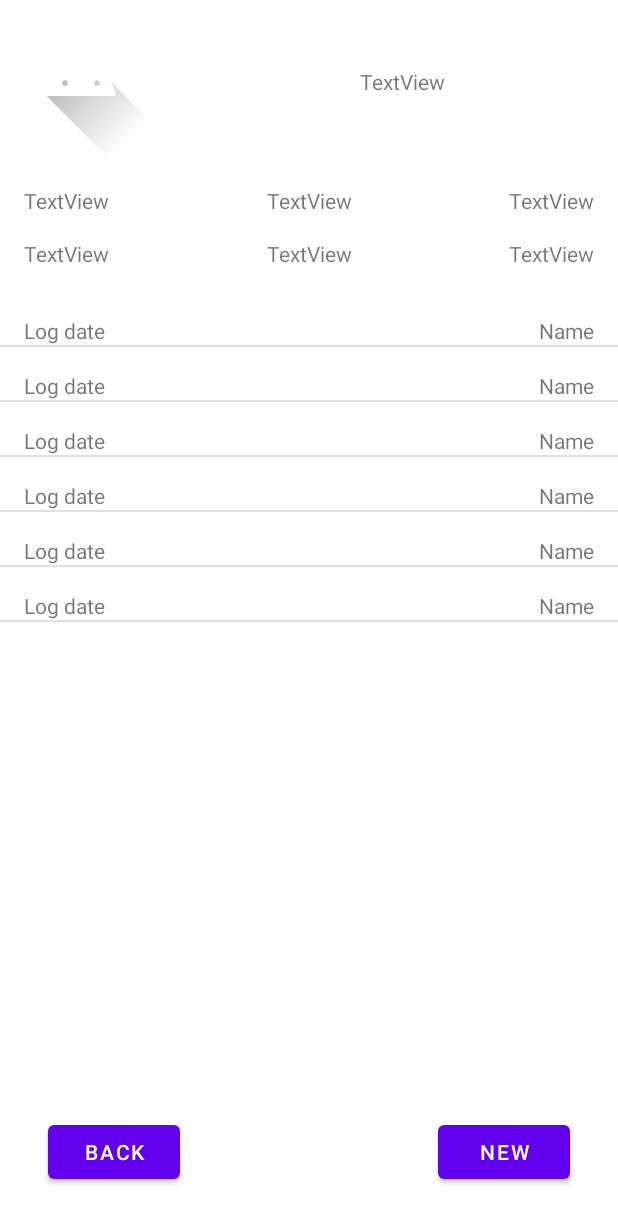
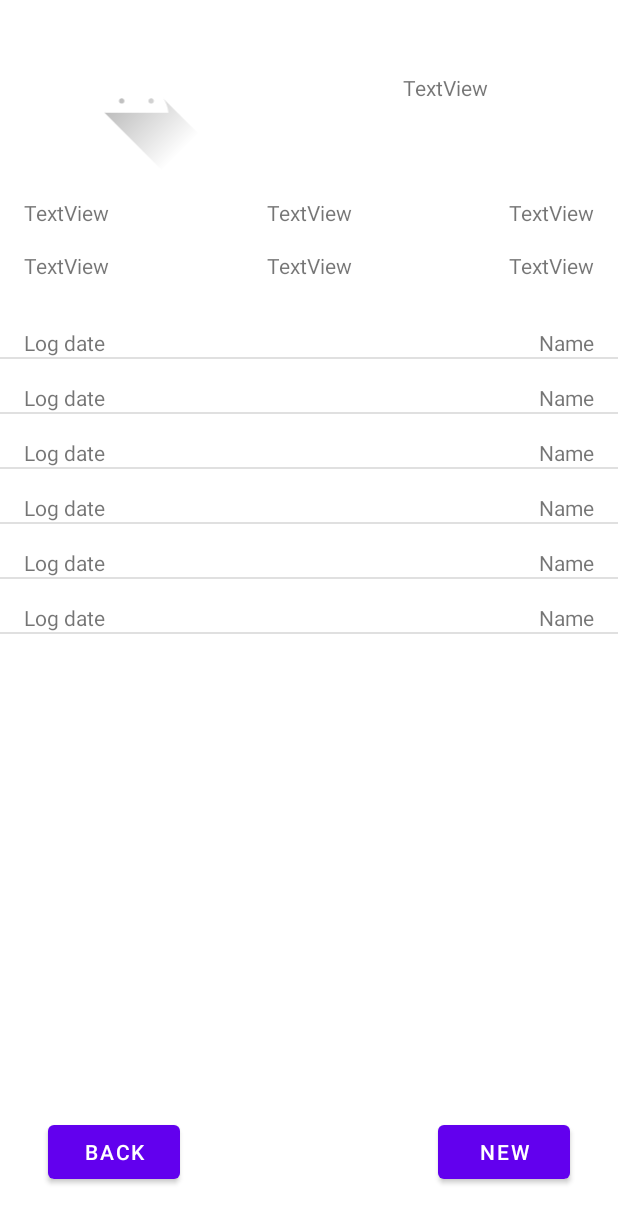
Before and after one commit to Ravalian/App_Project_Gruppe_13_SMAP_v2, an Android app: the layout fragment_vehicle_detail.xml on its own in the app's theme, with its tools: preview values and no code run, on a phone screen of 412 x 824 dp. Shown: the top 1223 px of the screen. Run offline under Robolectric (Android 15) with nearby library versions, the phone set to English and light mode, and no system bars.

Commit message:
Update fragment_vehicle_detail.xml
Picture fix

```diff
--- a/Carlog/app/src/main/res/layout/fragment_vehicle_detail.xml
+++ b/Carlog/app/src/main/res/layout/fragment_vehicle_detail.xml
@@ -34,8 +34,11 @@
 
     <ImageView
         android:id="@+id/ImgCar"
-        android:layout_width="wrap_content"
-        android:layout_height="wrap_content"
+        android:layout_width="150dp"
+        android:layout_height="100dp"
+        android:layout_marginStart="16dp"
+        android:layout_marginLeft="16dp"
+        android:layout_marginTop="16dp"
         android:src="@drawable/ic_launcher_foreground"
         app:layout_constraintStart_toStartOf="parent"
         app:layout_constraintTop_toTopOf="parent" />
```
